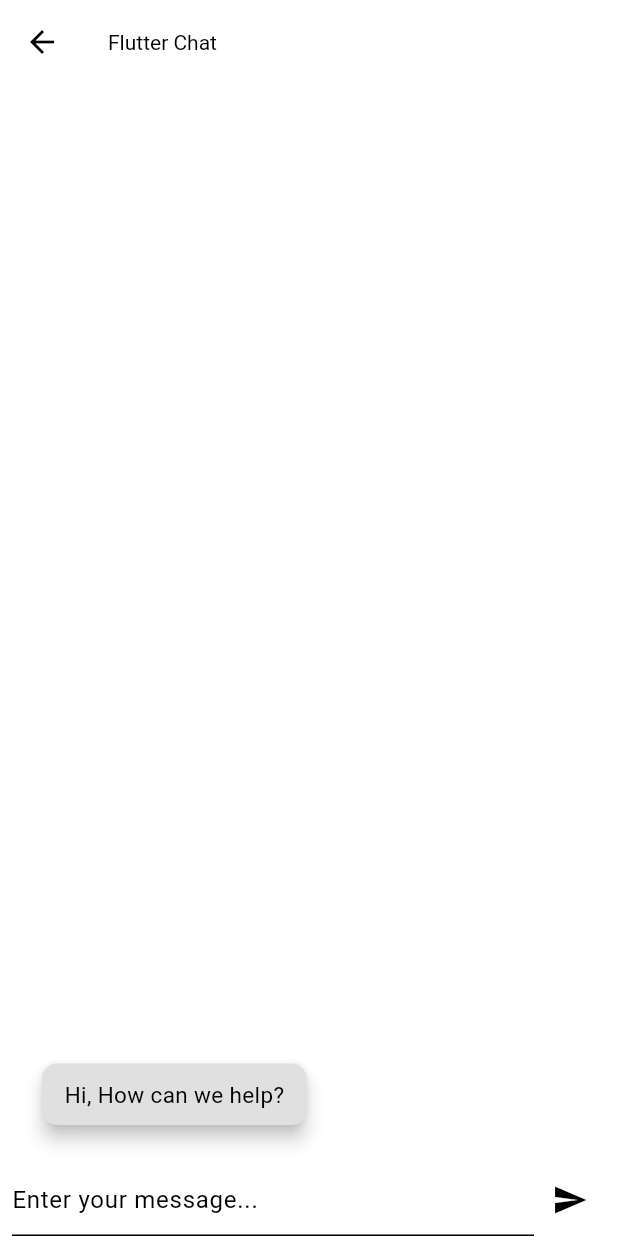
After one commit to Ramez-sherif/ecommerce, a Flutter app: the ChatScreen screen opened directly, on a phone screen of 412 x 824 dp. The commit adds this screen. Run offline on Flutter 3.47's test engine with Material 3 defaults, Android fonts, the phone set to English and light mode, and no system bars; our stand-ins replace awesome_dialog, cached_network_image, cloud_firestore, firebase_auth, firebase_core, firebase_messaging and 7 more; missing offline and left inert: google_ml_kit, splash_view; accounts and stored records are empty; network calls fail.

Commit message:
Chat beta test

```diff
--- /dev/null
+++ b/lib/models/chat_room.dart
@@ -0,0 +1,12 @@
+import 'package:ecommerce/models/message.dart';
+import 'package:ecommerce/models/user.dart';
+
+class ChatRoomModel {
+  const ChatRoomModel({required this.sender, required this.receiver,required this.messages,required this.id});
+  final String id;
+  final UserModel sender;
+  final UserModel receiver;
+  final List<MessageModel> messages;
+
+
+}
--- /dev/null
+++ b/lib/models/message.dart
@@ -0,0 +1,18 @@
+import 'package:cloud_firestore/cloud_firestore.dart';
+import 'package:ecommerce/models/user.dart';
+
+class MessageModel {
+  const MessageModel(
+      {required this.message, required this.sender, required this.date});
+  final String message;
+  final UserModel sender;
+  final Timestamp date;
+
+    factory MessageModel.fromJson(Map<String, dynamic> json,UserModel user) {
+    return MessageModel(
+      message: json['text'] ?? '',
+      date: json['date'] as Timestamp,
+      sender: user
+    );
+  }
+}
--- /dev/null
+++ b/lib/pages/chatting.dart
@@ -0,0 +1,206 @@
+import 'package:ecommerce/models/chat_room.dart';
+import 'package:ecommerce/providers/user.dart';
+import 'package:ecommerce/services/chat_room.dart';
+import 'package:flutter/material.dart'; // Import Flutter material package
+import 'package:cloud_firestore/cloud_firestore.dart';
+import 'package:provider/provider.dart'; // Import Cloud Firestore package
+
+class ChatScreen extends StatefulWidget {
+  // Define a StatefulWidget named ChatScreen
+  @override
+  _ChatScreenState createState() =>
+      _ChatScreenState(); // Create state for ChatScreen
+}
+
+class _ChatScreenState extends State<ChatScreen> {
+  // Define state for ChatScreen widget
+  final TextEditingController _textController =
+      TextEditingController(); // Text editing controller for input
+  final FirebaseFirestore _firestore =
+      FirebaseFirestore.instance; // Firestore instance for database operations
+  String chatRoomId = "";
+
+  @override
+  Widget build(BuildContext context) {
+    // Build method to create the UI
+    //!  userId = context.read<UserProvider>().user.uid;
+    return Scaffold(
+      // Scaffold widget for app structure
+      appBar: AppBar(
+        // AppBar at the top
+        title: const Text('Flutter Chat'), // Title of the app
+      ),
+      body: Column(
+        // Column to arrange children vertically
+        children: <Widget>[
+          Expanded(
+            // Expanded widget to take remaining space
+            child: StreamBuilder<ChatRoomModel>(
+              // StreamBuilder for real-time data
+              stream: Stream.fromFuture(ChatRoomService.getChatRoombyUserData(
+                  "gNmhq1PO4mdzm93CrLmqrYsDeMl1",
+                  "4uNcJ0L2jrcXJuBD4ightE8P6382"),) ,
+              builder: (context, snapshot) {
+                // Builder function to handle snapshot data
+                if (snapshot.connectionState == ConnectionState.waiting) {
+                  // Check if data is loading
+                  return const Center(
+                    // Show loading indicator
+                    child: CircularProgressIndicator(),
+                  );
+                }
+
+                if (!snapshot.hasData ||
+                    snapshot.data == null ||
+                    snapshot.data!.messages == []) {
+                  // Check if there's no data
+                  return const Center(
+                    // Show 'No messages yet' if no data available
+                    child: Text('No messages yet'),
+                  );
+                }
+                final chatRoom = snapshot.data!;
+                chatRoomId = chatRoom.id;
+                final messages =
+                    chatRoom.messages; // Reverse order of retrieved messages
+                //print(messages[0].message);
+                // /print(messages[0].message);
+                List<Widget> messageWidgets =
+                    []; // List to store message widgets
+                for (var message in messages) {
+                  // Loop through each message
+                  final messageText = message.message; // Get message text
+                  final messageSenderId =
+                      message.sender.uid; // Get message sender
+                  final messageSender = message.sender.username;
+                  final messageWidget = MessageBubble(
+                    // Create a message bubble widget
+                    sender: messageSender, // Pass sender to the widget
+                    text: messageText, // Pass text to the widget
+                    isMe: messageSenderId ==
+                        "gNmhq1PO4mdzm93CrLmqrYsDeMl1", // Check if the message is from the current user
+                  );
+                  messageWidgets
+                      .add(messageWidget); // Add the message widget to the list
+                }
+
+                return ListView(
+                  // Display messages in a scrollable list view
+                  reverse: true, // Start displaying messages from the bottom
+                  padding: const EdgeInsets.symmetric(
+                      vertical: 10.0, horizontal: 20.0), // Padding for the list
+                  children: messageWidgets, // Show the list of message widgets
+                );
+              },
+            ),
+          ),
+          Container(
+            // Container for text input field and send button
+            margin: const EdgeInsets.only(top: 8.0), // Margin from the top
+            padding: const EdgeInsets.symmetric(
+                horizontal: 8.0), // Padding for the container
+            child: Form(
+              child: Row(
+                // Row to arrange children horizontally
+                children: <Widget>[
+                  Expanded(
+                    // Expanded widget to take remaining space
+                    child: TextField(
+                      // Text field for entering messages
+                      controller: _textController, // Use the text controller
+                      onChanged: (value) {}, // Handle text field changes
+                      decoration: const InputDecoration(
+                        // Input decoration for the text field
+                        hintText:
+                            'Enter your message...', // Hint text for the text field
+                      ),
+                    ),
+                  ),
+                  IconButton(
+                    // Icon button for sending messages
+                    icon: const Icon(Icons.send), // Send icon
+                    onPressed: () async {
+
+                        // Handle button press
+                        if (_textController.text.isNotEmpty && chatRoomId != "") {
+                          // Check if text field is not empty
+                          ChatRoomService.sendMessage(
+                              chatRoomId,
+                              _textController.text,
+                              "gNmhq1PO4mdzm93CrLmqrYsDeMl1"); // Send the message //4uNcJ0L2jrcXJuBD4ightE8P6382
+
+                          _textController.clear();
+                        }
+                    },
+                  ),
+                ],
+              ),
+              onWillPop: () async {
+                _textController.clear();
+                return true;
+              },
+            ),
+          ),
+        ],
+      ),
+    );
+  }
+}
+
+class MessageBubble extends StatelessWidget {
+  // Define a StatelessWidget named MessageBubble
+  MessageBubble(
+      {required this.sender,
+      required this.text,
+      required this.isMe}); // Constructor
+
+  final String sender; // Sender's name or ID
+  final String text; // Message text
+  final bool isMe; // Boolean to check if the message is from the current user
+
+  @override
+  Widget build(BuildContext context) {
+    // Build method for MessageBubble
+    return Padding(
+      // Padding widget to add space around the content
+      padding: const EdgeInsets.all(8.0), // Padding for the content
+      child: Column(
+        // Column to arrange children vertically
+        crossAxisAlignment: // Align based on the sender
+            isMe ? CrossAxisAlignment.end : CrossAxisAlignment.start,
+        children: <Widget>[
+          Text(
+            // Text widget to display sender's name
+            sender,
+            style: const TextStyle(
+              fontSize: 12.0,
+              color: Colors.black54,
+            ),
+          ),
+          Material(
+            // Material widget for message bubble
+            borderRadius:
+                BorderRadius.circular(10.0), // Border radius for the bubble
+            elevation: 5.0, // Elevation for shadow effect
+            color: isMe
+                ? Colors.blue
+                : Colors.grey[300], // Bubble color based on sender
+            child: Padding(
+              // Padding for the bubble content
+              padding: const EdgeInsets.symmetric(
+                  vertical: 10.0, horizontal: 15.0), // Padding for the content
+              child: Text(
+                // Text widget to display the message
+                text,
+                style: TextStyle(
+                  fontSize: 15.0,
+                  color: isMe ? Colors.white : Colors.black,
+                ),
+              ),
+            ),
+          ),
+        ],
+      ),
+    );
+  }
+}
--- /dev/null
+++ b/lib/services/chat_room.dart
@@ -0,0 +1,95 @@
+import 'package:cloud_firestore/cloud_firestore.dart';
+import 'package:ecommerce/models/chat_room.dart';
+import 'package:ecommerce/models/message.dart';
+import 'package:ecommerce/models/user.dart';
+import 'package:ecommerce/services/collections_config.dart';
+import 'package:ecommerce/services/user.dart';
+
+class ChatRoomService {
+  static final db = FirebaseFirestore.instance;
+
+  static Future<ChatRoomModel> createChatRoom(String senderId, String receiverId) async {
+    DocumentReference doc = db.collection(CollectionConfig.chatRoom).doc();
+
+    await doc.set(
+        {"sender_id": senderId, "receiver_id": receiverId, "status": true});
+
+    CollectionReference messagesCollection =
+        doc.collection(CollectionConfig.messages);
+
+    Timestamp timestamp = Timestamp.now();
+    String messageTemp = "Hi, How can we help?";
+
+    await messagesCollection.add(
+        {"message": messageTemp, "date": timestamp, "sender_id": receiverId});
+
+    UserModel Sender = await UserService.getUserById(senderId);
+    List<MessageModel> messages = [];
+
+    messages.add(
+        MessageModel(sender: Sender, message: messageTemp, date: timestamp));
+
+    ChatRoomModel chatroom = ChatRoomModel(
+        sender: Sender,
+        receiver: await UserService.getUserById(receiverId),
+        messages: messages,
+        id: doc.id);
+
+    return chatroom;
+  }
+
+  static void sendMessage(String chatRoomId,String message,String senderId)  {
+      DocumentReference chatRoomDoc = db.collection(CollectionConfig.chatRoom).doc(chatRoomId);
+      CollectionReference messagesCollection = chatRoomDoc.collection(CollectionConfig.messages);
+      var query = messagesCollection.add({
+        "sender_id":senderId,
+        "date":Timestamp.now(),
+        "message":message
+      });
+  }
+  static Future<ChatRoomModel> getChatRoombyUserData(
+      String senderId, String receiverId) async {
+    CollectionReference chatRoomRef = db.collection(CollectionConfig.chatRoom);
+    var doc = await chatRoomRef
+        .where("sender_id", isEqualTo: senderId)
+        .where("receiver_id", isEqualTo: receiverId)
+        .where("session_status", isEqualTo: true)
+        .limit(1)
+        .get();
+    if (doc.docs.isEmpty) {
+      // No chat room found, handle accordingly (e.g., return null or perform an action)
+      // Example: Log a message and return null
+
+      return await createChatRoom(senderId, receiverId);
+    }
+    //print("getting first document");
+    QueryDocumentSnapshot<Object?> firstDoc = doc.docs.first;
+     List<MessageModel> messages = await getChatRoomMessages(firstDoc.id);
+    //print(firstDoc.id);
+    ChatRoomModel chatRoom = ChatRoomModel(
+        sender: await UserService.getUserById(senderId),
+        receiver: await UserService.getUserById(receiverId),
+        messages: messages,
+        id: firstDoc.id);
+
+    return chatRoom;
+  }
+
+  static Future<List<MessageModel>> getChatRoomMessages(String id) async {
+    CollectionReference messagesCollection = db
+        .collection(CollectionConfig.chatRoom)
+        .doc(id)
+        .collection(CollectionConfig.messages);
+    QuerySnapshot querySnapshot = await messagesCollection.orderBy('date',descending: true).get();
+    List<MessageModel> messages = [];
+
+    for(var snap in querySnapshot.docs){
+      messages.add(
+        MessageModel(
+          sender: await UserService.getUserById(snap["sender_id"]),
+          message: snap["message"],
+          date: snap["date"]));
+    }
+    return messages;
+  }
+}
--- a/lib/services/collections_config.dart
+++ b/lib/services/collections_config.dart
@@ -8,4 +8,6 @@ class CollectionConfig {
   static const String orderItems = 'order_item';
   static const String orders = 'orders';
   static const String status = 'status';
+  static const String chatRoom = 'chat_room';
+  static const String messages = 'messages';
 }
--- a/lib/services/user.dart
+++ b/lib/services/user.dart
@@ -2,6 +2,7 @@ import 'dart:developer';
 
 import 'package:cloud_firestore/cloud_firestore.dart';
 import 'package:ecommerce/models/user.dart';
+import 'package:ecommerce/services/collections_config.dart';
 import 'package:firebase_auth/firebase_auth.dart';
 
 class UserService {
@@ -14,10 +15,10 @@ class UserService {
   static Future setUser(User user) async {
     UserModel newUser = UserModel.createEmptyUser(user.uid, user.email!);
 
-    await db.collection('users').doc(user.uid).get().then((value) => {
+    await db.collection(CollectionConfig.users).doc(user.uid).get().then((value) => {
           if (!value.exists)
             {
-              db.collection('users').doc(user.uid).set(
+              db.collection(CollectionConfig.users).doc(user.uid).set(
                     newUser.toMap(),
                   )
             }
@@ -29,14 +30,14 @@ class UserService {
   /// It takes the user id as [String] and returns the role as [String].
   ///
   static Future<String> getUserRole(String uid) async {
-    var data = await db.collection('users').doc(uid).get();
+    var data = await db.collection(CollectionConfig.users).doc(uid).get();
     return data['role'];
   }
 
   static Future<UserModel> getUserDetails(String uid) async {
     try {
       final DocumentSnapshot<Map<String, dynamic>> snapshot =
-          await FirebaseFirestore.instance.collection('users').doc(uid).get();
+          await FirebaseFirestore.instance.collection(CollectionConfig.users).doc(uid).get();
 
       return UserModel.fromFirestore(snapshot);
     } catch (e) {
@@ -44,4 +45,8 @@ class UserService {
       return UserModel.createEmptyUser('', '');
     }
   }
+  static Future<UserModel> getUserById(String userId) async{
+    var doc = await FirebaseFirestore.instance.collection(CollectionConfig.users).doc(userId).get();
+    return UserModel.fromFirestore(doc);
+  }
 }
```
Also changed, not shown: lib/pages/chatting2.dart (added, +207 -0 lines), lib/pages/settings.dart (+31 -0 lines).
